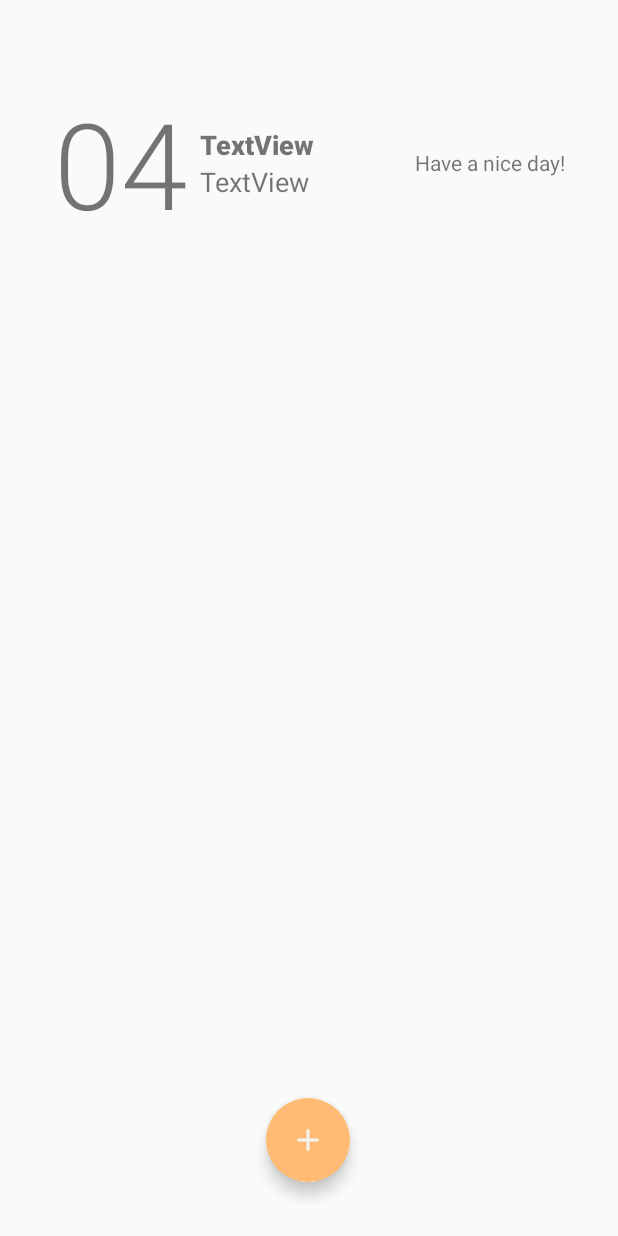
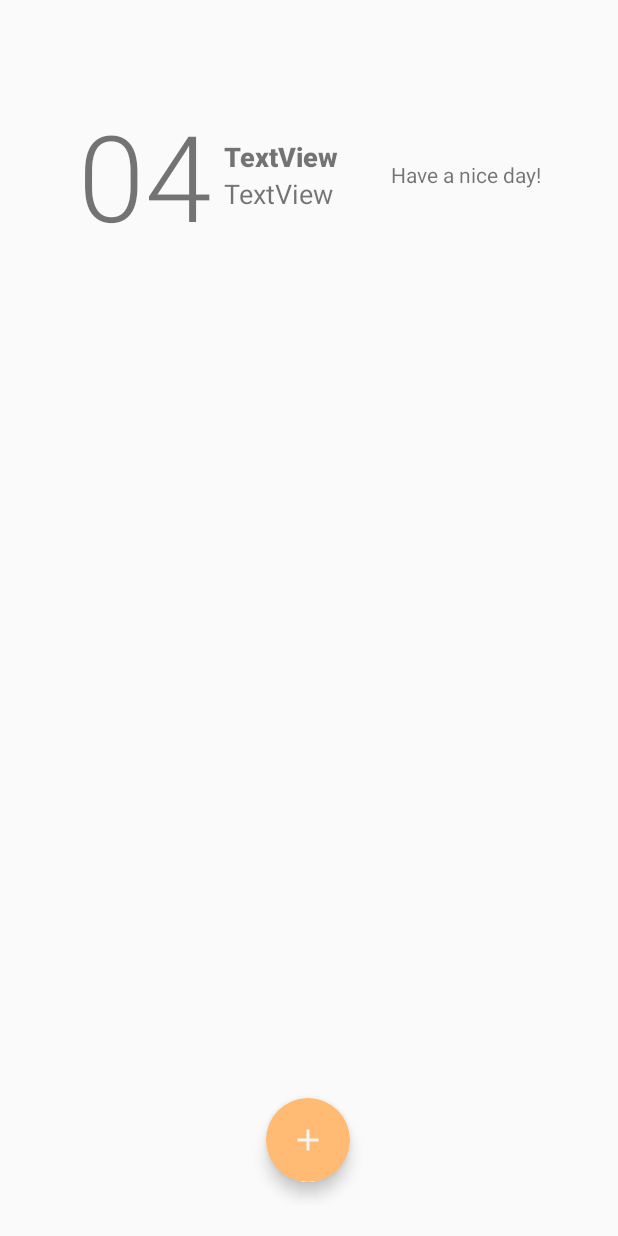
Before and after one commit to Abiri99/Todo-App, an Android app: the layout activity_main.xml on its own in the app's theme, with its tools: preview values and no code run, on a phone screen of 412 x 824 dp. Run offline under Robolectric (Android 15) with nearby library versions, the phone set to English and light mode, and no system bars; Roboto replaces fonts that are not available here.

```diff
--- a/app/src/main/res/layout/activity_main.xml
+++ b/app/src/main/res/layout/activity_main.xml
@@ -13,9 +13,9 @@
         android:id="@+id/linearLayout"
         android:layout_width="match_parent"
         android:layout_height="145dp"
-        android:layout_marginStart="16dp"
-        android:layout_marginTop="16dp"
-        android:layout_marginEnd="16dp"
+        android:layout_marginStart="32dp"
+        android:layout_marginTop="24dp"
+        android:layout_marginEnd="32dp"
         android:gravity="center_vertical"
         android:orientation="horizontal"
         app:layout_constraintEnd_toEndOf="parent"
```
Also changed, not shown: app/src/main/java/com/abiri/mytodos/MainActivity.java (+37 -1 lines).
